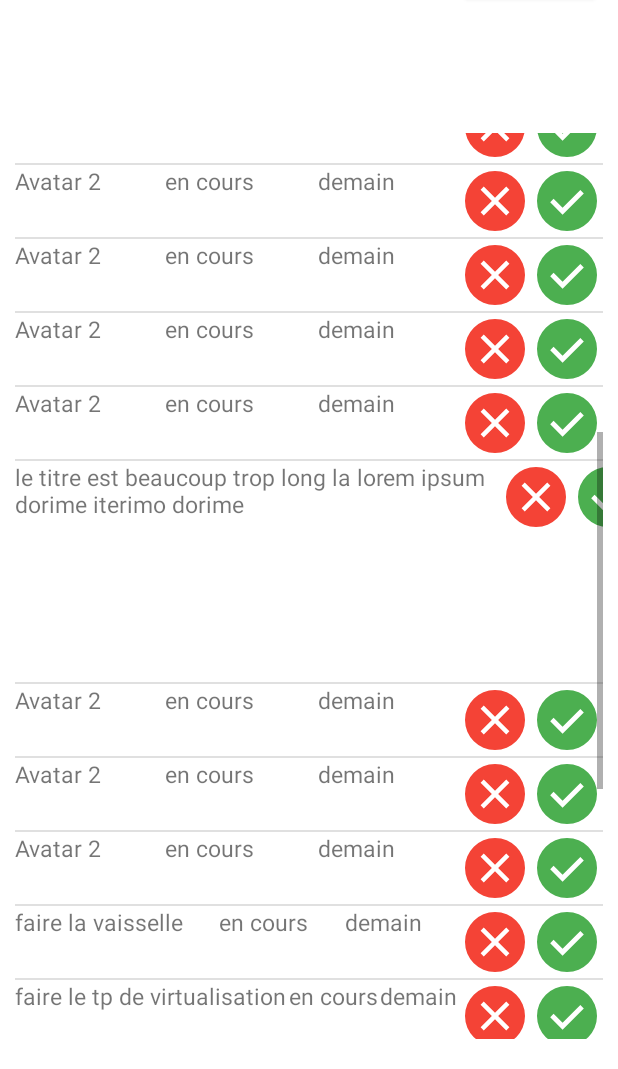
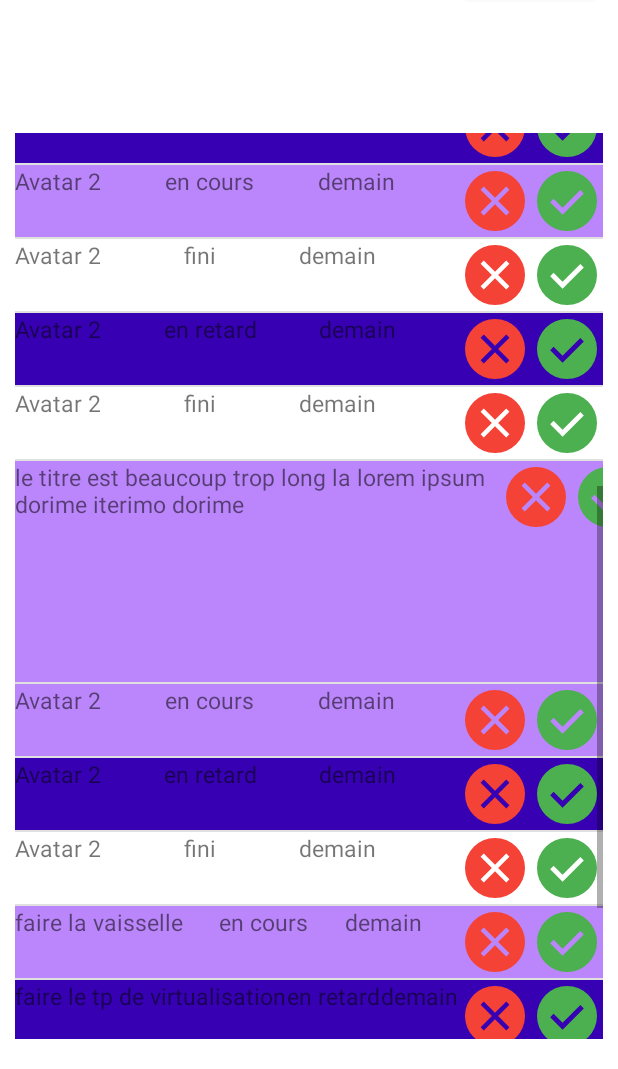
Before and after one commit to YlianF/ToDoList, an Android app: the screen it shows after launch (MainActivity), scrolled down 422 dp, on a phone screen of 412 x 824 dp, the part 167-1236 px from its top. Run offline under Robolectric (Android 15) with nearby library versions, the phone set to English and light mode, and no system bars.

Commit message:
color by state

```diff
--- a/app/src/main/java/com/example/todolist/MainActivity.kt
+++ b/app/src/main/java/com/example/todolist/MainActivity.kt
@@ -24,30 +24,26 @@ class MainActivity : AppCompatActivity() {
         val TaskArray = arrayListOf<Task>(
             Task("Outer Banks","en cours", "demain"),
             Task("One Piece","en cours", "demain"),
+            Task("Avatar 2","en retard", "demain"),
             Task("Avatar 2","en cours", "demain"),
+            Task("Avatar 2","fini", "demain"),
+            Task("Avatar 2","fini", "demain"),
+            Task("Avatar 2","en retard", "demain"),
             Task("Avatar 2","en cours", "demain"),
+            Task("Avatar 2","en retard", "demain"),
             Task("Avatar 2","en cours", "demain"),
-            Task("Avatar 2","en cours", "demain"),
-            Task("Avatar 2","en cours", "demain"),
-            Task("Avatar 2","en cours", "demain"),
-            Task("Avatar 2","en cours", "demain"),
-            Task("Avatar 2","en cours", "demain"),
-            Task("Avatar 2","en cours", "demain"),
-            Task("Avatar 2","en cours", "demain"),
-            Task("Avatar 2","en cours", "demain"),
+            Task("Avatar 2","fini", "demain"),
+            Task("Avatar 2","en retard", "demain"),
+            Task("Avatar 2","fini", "demain"),
             Task("le titre est beaucoup trop long la lorem ipsum dorime iterimo dorime","en cours", "demain"),
             Task("Avatar 2","en cours", "demain"),
-            Task("Avatar 2","en cours", "demain"),
-            Task("Avatar 2","en cours", "demain"),
+            Task("Avatar 2","en retard", "demain"),
+            Task("Avatar 2","fini", "demain"),
             Task("faire la vaisselle","en cours", "demain"),
-            Task("faire le tp de virtualisation","en cours", "demain"),
+            Task("faire le tp de virtualisation","en retard", "demain"),
             Task("faire le ménage","en cours", "demain"),
             Task("Avatar 2","en cours", "demain"),
-            Task("Avatar 2","en cours", "demain"),
-            Task("Avatar 2","en cours", "demain"),
-            Task("Avatar 2","en cours", "demain"),
-            Task("Avatar 2","en cours", "demain"),
-            Task("Avatar 2","en cours", "demain"))
+            Task("Avatar 2","fini", "demain"))
 
         val adapter = TaskAdapter(TaskArray, this)
 
--- a/app/src/main/java/com/example/todolist/Task.kt
+++ b/app/src/main/java/com/example/todolist/Task.kt
@@ -2,4 +2,8 @@ package com.example.todolist
 
 import java.util.Date
 
-class Task (val title : String, val state : String, val deadline : String)
+class Task (
+    val title : String,
+    val state : String,
+    val deadline : String
+    )
--- a/app/src/main/java/com/example/todolist/TaskAdapter.kt
+++ b/app/src/main/java/com/example/todolist/TaskAdapter.kt
@@ -4,9 +4,8 @@ import android.content.Context
 import android.view.LayoutInflater
 import android.view.View
 import android.view.ViewGroup
-import android.widget.ArrayAdapter
-import android.widget.TextView
-import android.widget.Toast
+import android.widget.*
+import androidx.core.content.ContextCompat
 
 class TaskAdapter(items:ArrayList<Task>, ctx: Context) :
     ArrayAdapter<Task>(ctx,R.layout.list_item_recipe, items){
@@ -32,6 +31,7 @@ class TaskAdapter(items:ArrayList<Task>, ctx: Context) :
             viewHolder.state = view!!.findViewById<View>(R.id.state) as TextView
             viewHolder.deadline = view!!.findViewById<View>(R.id.deadline) as TextView
 
+
         } else {
             //no need to call findViewById , can use existing ones from saved view holder
             viewHolder = view.tag as TaskItemViewHolder
@@ -45,6 +45,19 @@ class TaskAdapter(items:ArrayList<Task>, ctx: Context) :
 
         view.tag = viewHolder
 
+        //COLOR
+        val layoutItem : LinearLayout = view!!.findViewById<LinearLayout>(R.id.layoutItem)
+
+        if (task!!.state == "en cours") {
+            layoutItem.setBackgroundColor(ContextCompat.getColor(context, R.color.purple_200));
+        }
+        if (task!!.state == "fini") {
+            layoutItem.setBackgroundColor(ContextCompat.getColor(context, R.color.white));
+        }
+        if (task!!.state == "en retard") {
+            layoutItem.setBackgroundColor(ContextCompat.getColor(context, R.color.purple_700));
+        }
+
 
         viewHolder.title!!.setOnClickListener {
             Toast.makeText(context, "The title is " + task!!.title,
--- a/app/src/main/res/layout/list_item_recipe.xml
+++ b/app/src/main/res/layout/list_item_recipe.xml
@@ -2,33 +2,33 @@
 <LinearLayout xmlns:android="http://schemas.android.com/apk/res/android"
     xmlns:app="http://schemas.android.com/apk/res-auto"
     xmlns:tools="http://schemas.android.com/tools"
+    android:id="@+id/layoutItem"
     android:layout_width="match_parent"
-    android:layout_height="match_parent"
-    android:layout_marginBottom="20dp">
+    android:layout_height="wrap_content">
 
     <TextView
         android:id="@+id/title"
         android:layout_width="wrap_content"
         android:layout_height="wrap_content"
         android:layout_weight="10"
-        android:textSize="15sp"
-        android:text="" />
+        android:text=""
+        android:textSize="15sp" />
 
     <TextView
         android:id="@+id/state"
         android:layout_width="wrap_content"
         android:layout_height="wrap_content"
         android:layout_weight="10"
-        android:textSize="15sp"
-        android:text="" />
+        android:text=""
+        android:textSize="15sp" />
 
     <TextView
         android:id="@+id/deadline"
         android:layout_width="wrap_content"
         android:layout_height="wrap_content"
         android:layout_weight="10"
-        android:textSize="15sp"
-        android:text="" />
+        android:text=""
+        android:textSize="15sp" />
 
     <ImageButton
         android:layout_width="wrap_content"
@@ -44,4 +44,5 @@
         android:backgroundTint="#00FFFFFF"
         android:contentDescription="@string/finish"
         android:src="@drawable/check_circle_fill1_wght400_grad0_opsz48" />
+
 </LinearLayout>
```
